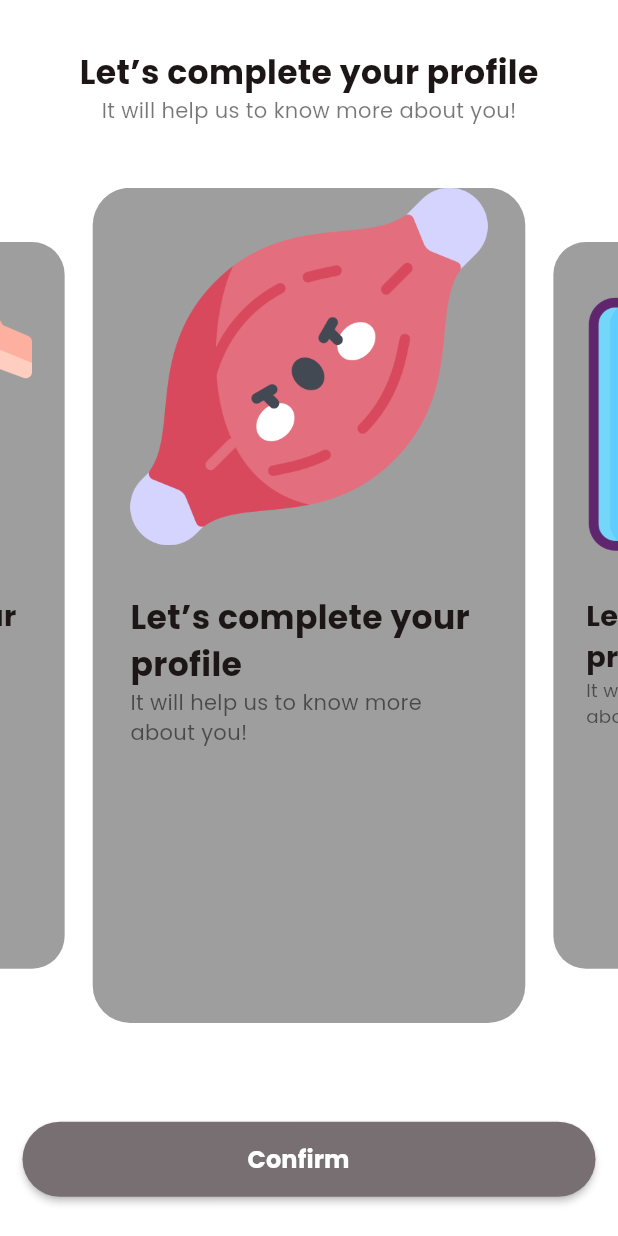
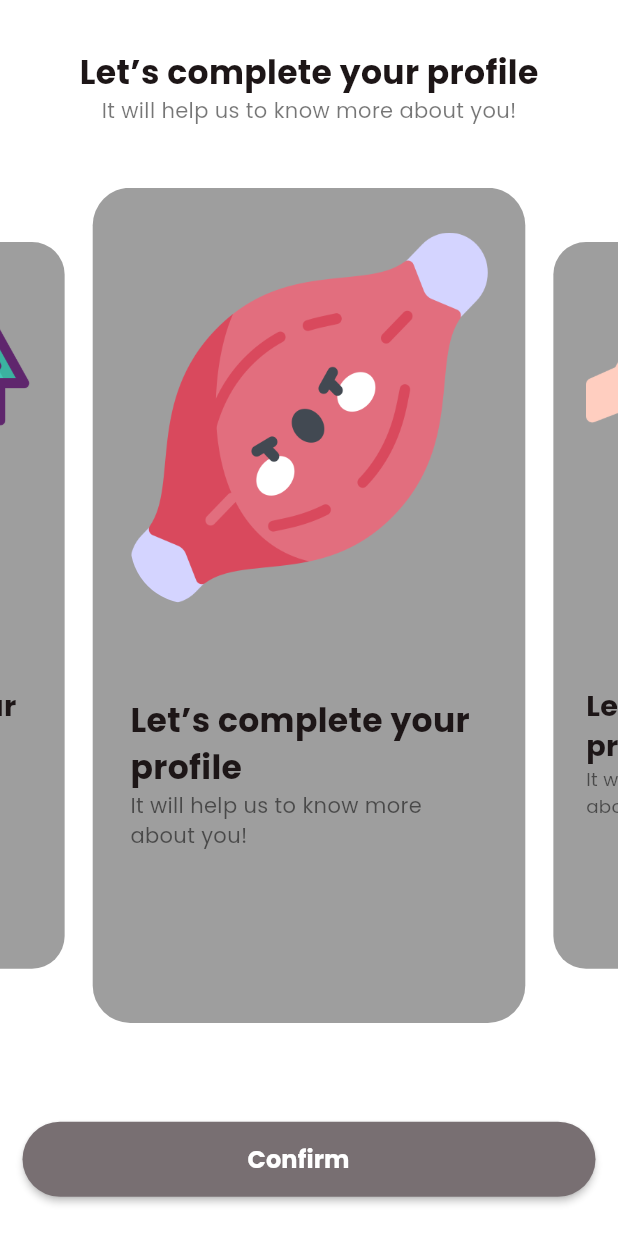
Before and after one commit to Alnaagi/liftlog, a Flutter app: the WhatIsYourGoalPage screen opened directly, on a phone screen of 412 x 824 dp. Run offline on Flutter 3.47's test engine with Material 3 defaults, Android fonts, the phone set to English and light mode, and no system bars; drawn by our look-alikes of carousel_slider; our stand-ins replace concentric_transition, fl_chart; missing offline and left inert: before_after, flutter_linear_datepicker.

Commit message:
Update Code

```diff
--- a/lib/main.dart
+++ b/lib/main.dart
@@ -12,12 +12,15 @@ class MyApp extends StatelessWidget {
 
   @override
   Widget build(BuildContext context) {
+    precacheImage(AssetImage("assets/images/loose-weight.png"), context);
+    precacheImage(AssetImage("assets/images/gain-weight.png"), context);
+    precacheImage(AssetImage("assets/images/muscle.png"), context);
     return MaterialApp(
       title: 'liftlog',
       debugShowCheckedModeBanner: false,
       theme: ThemeData(
           primaryColor: myThemecolor.primaryColor1, fontFamily: "Poppins"),
-      home: const HomePage(),
+      home: const OnboardingExample(),
     );
   }
 }
--- a/lib/screen/profile/your_goal.dart
+++ b/lib/screen/profile/your_goal.dart
@@ -17,6 +17,9 @@ class _WhatIsYourGoalPageState extends State<WhatIsYourGoalPage> {
   @override
   Widget build(BuildContext context) {
     var media = MediaQuery.of(context).size;
+    ImageProvider muscle = AssetImage('assets/images/muscle.png');
+    ImageProvider loose = AssetImage('assets/images/loose-weight.png');
+    ImageProvider gain = AssetImage('assets/images/gain-weight.png');
     return Scaffold(
       backgroundColor: myThemecolor.white,
       body: SingleChildScrollView(
@@ -44,18 +47,21 @@ class _WhatIsYourGoalPageState extends State<WhatIsYourGoalPage> {
                 height: media.height * 0.05,
               ),
               CarouselSlider(
-                items: [
-                  "assets/images/muscle.png",
-                  "assets/images/gain-weight.png",
-                  "assets/images/loose-weight.png"
-                ]
+                items: [muscle, loose, gain]
                     .map((gObj) => Container(
                           child: Column(children: [
-                            Image.asset(
-                              gObj,
-                              width: media.width * 0.6,
-                              alignment: Alignment.center,
-                              fit: BoxFit.fitWidth,
+                            Padding(
+                              padding: const EdgeInsets.symmetric(vertical: 30),
+                              child: Container(
+                                height: media.height * 0.3,
+                                width: double.maxFinite,
+                                decoration: BoxDecoration(
+                                    image: DecorationImage(
+                                        image: gObj, fit: BoxFit.fill),
+                                    borderRadius: BorderRadius.only(
+                                        bottomRight: Radius.circular(40),
+                                        bottomLeft: Radius.circular(40))),
+                              ),
                             ),
                             SizedBox(
                               height: media.width * 0.08,
```
